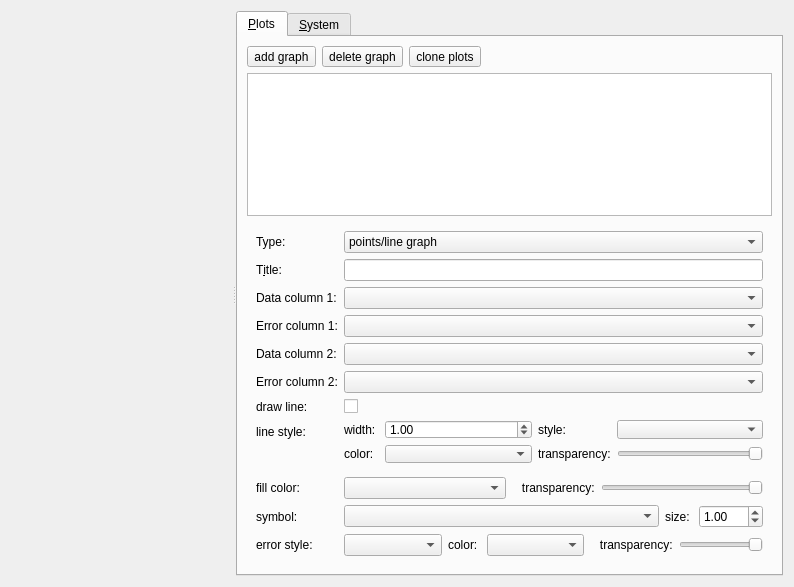
The window that plugins/table/qfrdrtableplotwidget.ui (jkriege2/QuickFit3) describes before a commit, drawn with Qt 5.
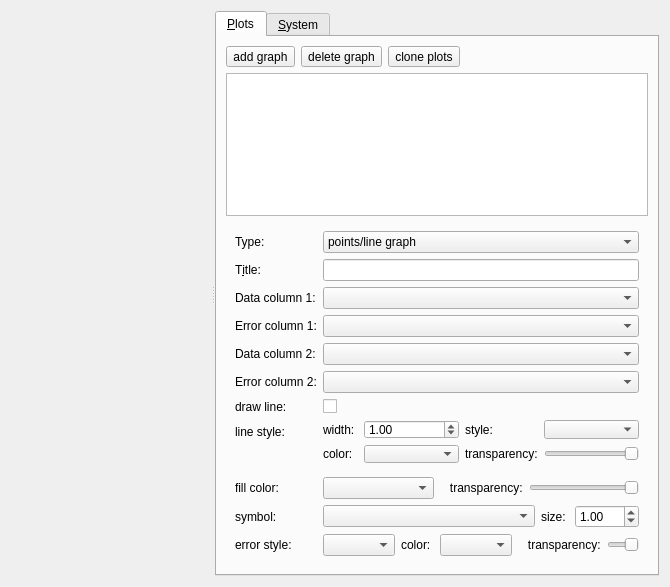
The same window after the commit. Icons and pictures are not drawn. Custom widgets are drawn as their Qt base class.

```diff
--- a/plugins/table/qfrdrtableplotwidget.ui
+++ b/plugins/table/qfrdrtableplotwidget.ui
@@ -6,7 +6,7 @@
    <rect>
     <x>0</x>
     <y>0</y>
-    <width>794</width>
+    <width>649</width>
     <height>587</height>
    </rect>
   </property>
@@ -353,6 +353,12 @@
              </item>
              <item row="1" column="3">
               <widget class="QSlider" name="sliderPlotTransparent">
+               <property name="minimumSize">
+                <size>
+                 <width>32</width>
+                 <height>0</height>
+                </size>
+               </property>
                <property name="maximum">
                 <number>255</number>
                </property>
@@ -408,6 +414,12 @@
              </item>
              <item>
               <widget class="QSlider" name="sliderFillTransparent">
+               <property name="minimumSize">
+                <size>
+                 <width>32</width>
+                 <height>0</height>
+                </size>
+               </property>
                <property name="maximum">
                 <number>255</number>
                </property>
@@ -522,6 +534,12 @@
              </item>
              <item>
               <widget class="QSlider" name="sliderErrorTransparent">
+               <property name="minimumSize">
+                <size>
+                 <width>32</width>
+                 <height>0</height>
+                </size>
+               </property>
                <property name="maximum">
                 <number>255</number>
                </property>
```
